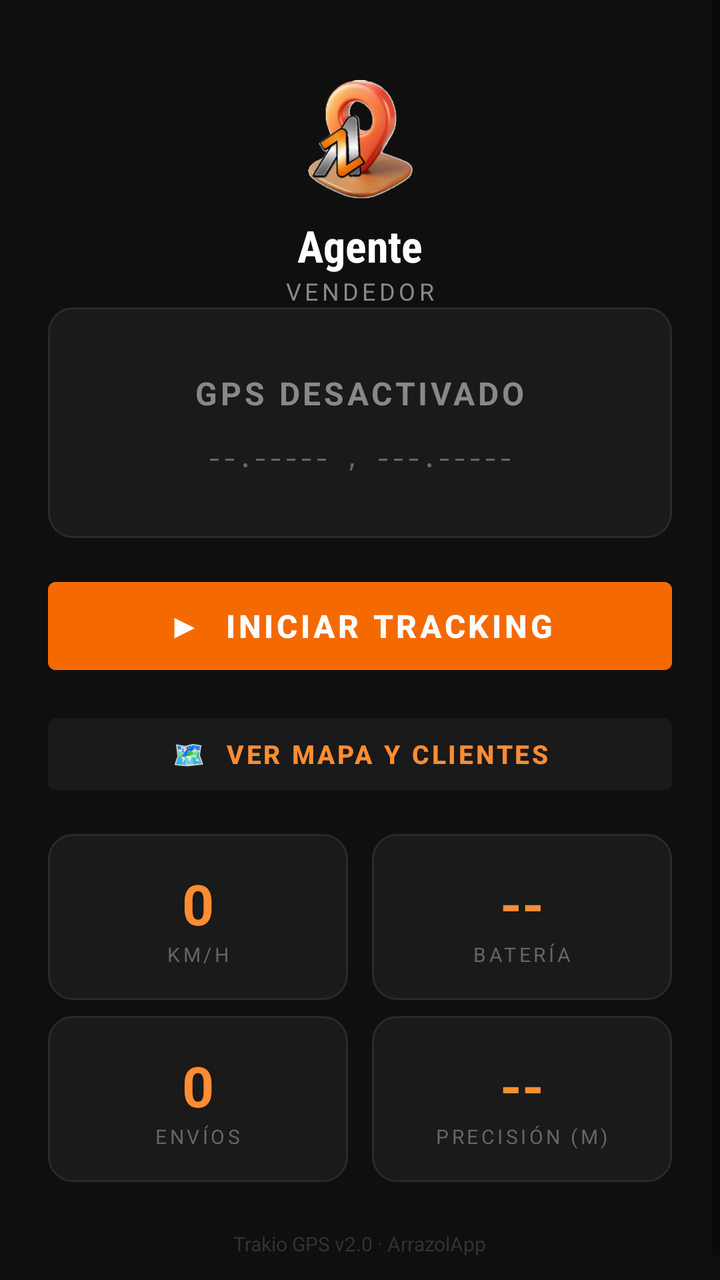
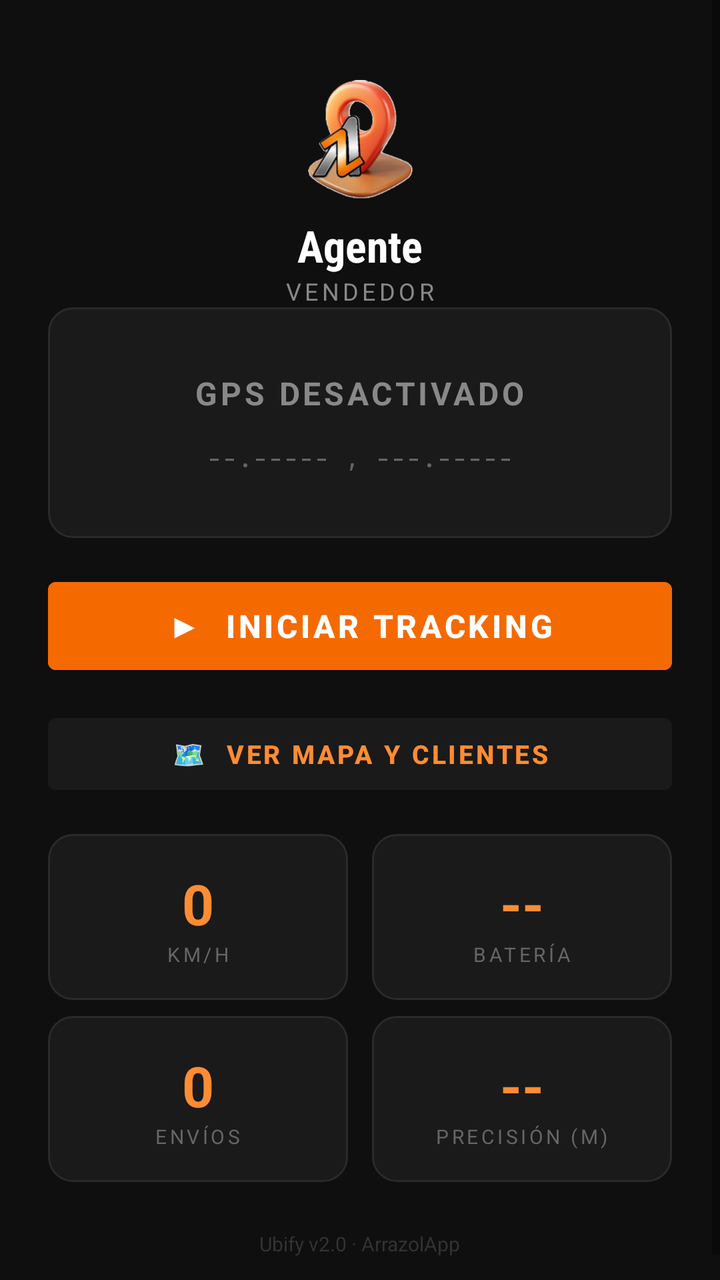

An Android layout rendered at two revisions. The XML below is the earlier revision; the diff shows what the commit changed to produce the second picture.
<!-- AndroidManifest.xml: application theme AppTheme -->
<!-- res/layout/activity_main.xml -->
<?xml version="1.0" encoding="utf-8"?>
<ScrollView xmlns:android="http://schemas.android.com/apk/res/android"
    android:layout_width="match_parent"
    android:layout_height="match_parent"
    android:id="@+id/rootScroll"
    android:background="#0f0f0f"
    android:fillViewport="true">

    <LinearLayout
        android:id="@+id/rootLayout"
        android:layout_width="match_parent"
        android:layout_height="wrap_content"
        android:orientation="vertical"
        android:gravity="center_horizontal"
        android:padding="24dp">

        
        <ImageView
            android:layout_width="120dp"
            android:layout_height="60dp"
            android:src="@mipmap/ic_launcher"
            android:layout_marginTop="16dp"
            android:layout_marginBottom="8dp" />

        
        <TextView
            android:id="@+id/tvAgentName"
            android:layout_width="wrap_content"
            android:layout_height="wrap_content"
            android:text="Agente"
            android:textColor="#FFFFFF"
            android:textSize="22sp"
            android:textStyle="bold"
            android:fontFamily="sans-serif-condensed" />

        <TextView
            android:id="@+id/tvAgentRole"
            android:layout_width="wrap_content"
            android:layout_height="wrap_content"
            android:text="VENDEDOR"
            android:textColor="#888888"
            android:textSize="12sp"
            android:letterSpacing="0.15" />

        
        <LinearLayout
            android:id="@+id/liveContainer"
            android:layout_width="wrap_content"
            android:layout_height="wrap_content"
            android:orientation="horizontal"
            android:gravity="center"
            android:background="@drawable/badge_live"
            android:padding="6dp"
            android:paddingStart="14dp"
            android:paddingEnd="14dp"
            android:layout_marginTop="10dp"
            android:layout_marginBottom="20dp"
            android:visibility="gone">

            <View
                android:id="@+id/liveDot"
                android:layout_width="8dp"
                android:layout_height="8dp"
                android:background="@drawable/dot_green"
                android:layout_marginEnd="8dp" />

            <TextView
                android:id="@+id/tvLive"
                android:layout_width="wrap_content"
                android:layout_height="wrap_content"
                android:text="EN VIVO"
                android:textColor="#22c55e"
                android:textSize="12sp"
                android:textStyle="bold"
                android:letterSpacing="0.15"
                android:fontFamily="sans-serif-condensed" />
        </LinearLayout>

        
        <LinearLayout
            android:layout_width="match_parent"
            android:layout_height="wrap_content"
            android:orientation="vertical"
            android:gravity="center"
            android:background="@drawable/card_background"
            android:padding="32dp"
            android:layout_marginBottom="16dp">

            <TextView
                android:id="@+id/tvStatus"
                android:layout_width="wrap_content"
                android:layout_height="wrap_content"
                android:text="GPS DESACTIVADO"
                android:textColor="#888888"
                android:textSize="16sp"
                android:textStyle="bold"
                android:letterSpacing="0.1"
                android:layout_marginBottom="12dp" />

            <TextView
                android:id="@+id/tvCoords"
                android:layout_width="wrap_content"
                android:layout_height="wrap_content"
                android:text="--.----- , ---.-----"
                android:textColor="#666666"
                android:textSize="13sp"
                android:fontFamily="monospace" />
        </LinearLayout>

        
        <LinearLayout
            android:id="@+id/lockMessage"
            android:layout_width="match_parent"
            android:layout_height="wrap_content"
            android:orientation="horizontal"
            android:gravity="center"
            android:background="@drawable/badge_lock"
            android:padding="12dp"
            android:layout_marginBottom="12dp"
            android:visibility="gone">

            <TextView
                android:layout_width="wrap_content"
                android:layout_height="wrap_content"
                android:text="🔒 Modo supervisado — solo el admin puede detener"
                android:textColor="#aaaaaa"
                android:textSize="12sp"
                android:gravity="center" />
        </LinearLayout>

        
        <Button
            android:id="@+id/btnToggle"
            android:layout_width="match_parent"
            android:layout_height="56dp"
            android:text="▶  INICIAR TRACKING"
            android:textColor="#FFFFFF"
            android:textSize="16sp"
            android:textStyle="bold"
            android:letterSpacing="0.1"
            android:backgroundTint="@color/naranja"
            android:layout_marginBottom="12dp" />

        
        <Button
            android:id="@+id/btnMap"
            android:layout_width="match_parent"
            android:layout_height="48dp"
            android:text="🗺️  VER MAPA Y CLIENTES"
            android:textColor="@color/naranja_claro"
            android:textSize="13sp"
            android:textStyle="bold"
            android:letterSpacing="0.1"
            android:backgroundTint="#1a1a1a"
            android:layout_marginBottom="16dp" />

        
        <LinearLayout
            android:layout_width="match_parent"
            android:layout_height="wrap_content"
            android:orientation="horizontal"
            android:layout_marginBottom="8dp">

            <LinearLayout
                android:layout_width="0dp"
                android:layout_height="wrap_content"
                android:layout_weight="1"
                android:orientation="vertical"
                android:gravity="center"
                android:background="@drawable/card_background"
                android:padding="16dp"
                android:layout_marginEnd="6dp">
                <TextView android:id="@+id/tvSpeed" android:layout_width="wrap_content" android:layout_height="wrap_content"
                    android:text="0" android:textColor="@color/naranja_claro" android:textSize="28sp" android:textStyle="bold" />
                <TextView android:layout_width="wrap_content" android:layout_height="wrap_content"
                    android:text="KM/H" android:textColor="#666" android:textSize="10sp" android:letterSpacing="0.15" />
            </LinearLayout>

            <LinearLayout
                android:layout_width="0dp"
                android:layout_height="wrap_content"
                android:layout_weight="1"
                android:orientation="vertical"
                android:gravity="center"
                android:background="@drawable/card_background"
                android:padding="16dp"
                android:layout_marginStart="6dp">
                <TextView android:id="@+id/tvBattery" android:layout_width="wrap_content" android:layout_height="wrap_content"
                    android:text="--" android:textColor="@color/naranja_claro" android:textSize="28sp" android:textStyle="bold" />
                <TextView android:layout_width="wrap_content" android:layout_height="wrap_content"
                    android:text="BATERÍA" android:textColor="#666" android:textSize="10sp" android:letterSpacing="0.15" />
            </LinearLayout>
        </LinearLayout>

        <LinearLayout
            android:layout_width="match_parent"
            android:layout_height="wrap_content"
            android:orientation="horizontal"
            android:layout_marginBottom="16dp">

            <LinearLayout
                android:layout_width="0dp"
                android:layout_height="wrap_content"
                android:layout_weight="1"
                android:orientation="vertical"
                android:gravity="center"
                android:background="@drawable/card_background"
                android:padding="16dp"
                android:layout_marginEnd="6dp">
                <TextView android:id="@+id/tvUpdates" android:layout_width="wrap_content" android:layout_height="wrap_content"
                    android:text="0" android:textColor="@color/naranja_claro" android:textSize="28sp" android:textStyle="bold" />
                <TextView android:layout_width="wrap_content" android:layout_height="wrap_content"
                    android:text="ENVÍOS" android:textColor="#666" android:textSize="10sp" android:letterSpacing="0.15" />
            </LinearLayout>

            <LinearLayout
                android:layout_width="0dp"
                android:layout_height="wrap_content"
                android:layout_weight="1"
                android:orientation="vertical"
                android:gravity="center"
                android:background="@drawable/card_background"
                android:padding="16dp"
                android:layout_marginStart="6dp">
                <TextView android:id="@+id/tvAccuracy" android:layout_width="wrap_content" android:layout_height="wrap_content"
                    android:text="--" android:textColor="@color/naranja_claro" android:textSize="28sp" android:textStyle="bold" />
                <TextView android:layout_width="wrap_content" android:layout_height="wrap_content"
                    android:text="PRECISIÓN (M)" android:textColor="#666" android:textSize="10sp" android:letterSpacing="0.15" />
            </LinearLayout>
        </LinearLayout>

        <TextView
            android:layout_width="wrap_content"
            android:layout_height="wrap_content"
            android:text="Trakio GPS v2.0 · ArrazolApp"
            android:textColor="#333333"
            android:textSize="10sp"
            android:layout_marginTop="8dp" />

    </LinearLayout>
</ScrollView>
<!-- resources referenced by this layout -->
<resources>
  <color name="naranja">#F56A00</color>
  <color name="naranja_claro">#FF8C33</color>
  <!-- drawable badge_live (drawable) -->
  <?xml version="1.0" encoding="utf-8"?>
  <shape xmlns:android="http://schemas.android.com/apk/res/android"
      android:shape="rectangle">
      <solid android:color="#1a22c55e" />
      <corners android:radius="20dp" />
      <stroke android:width="1dp" android:color="#3322c55e" />
  </shape>
  <!-- drawable badge_lock (drawable) -->
  <?xml version="1.0" encoding="utf-8"?>
  <shape xmlns:android="http://schemas.android.com/apk/res/android"
      android:shape="rectangle">
      <solid android:color="#1a555555" />
      <corners android:radius="8dp" />
      <stroke android:width="1dp" android:color="#33555555" />
  </shape>
  <!-- drawable card_background (drawable) -->
  <?xml version="1.0" encoding="utf-8"?>
  <shape xmlns:android="http://schemas.android.com/apk/res/android"
      android:shape="rectangle">
      <solid android:color="#1A1A1A" />
      <corners android:radius="12dp" />
      <stroke android:width="1dp" android:color="#2A2A2A" />
  </shape>
  <!-- drawable dot_green (drawable) -->
  <?xml version="1.0" encoding="utf-8"?>
  <shape xmlns:android="http://schemas.android.com/apk/res/android"
      android:shape="oval">
      <solid android:color="#22c55e" />
      <size android:width="8dp" android:height="8dp" />
  </shape>
  <!-- mipmap ic_launcher: png bitmap (mipmap-hdpi, 9310 bytes) -->
  <style name="AppTheme" parent="Theme.MaterialComponents.DayNight.NoActionBar">
          <item name="colorPrimary">@color/naranja</item>
          <item name="colorPrimaryDark">@color/naranja_oscuro</item>
          <item name="colorAccent">@color/naranja_claro</item>
          <item name="android:statusBarColor">@color/negro</item>
          <item name="android:navigationBarColor">@color/negro</item>
          <item name="android:windowBackground">@color/negro</item>
      </style>
  <color name="naranja_oscuro">#C45500</color>
  <color name="negro">#0F0F0F</color>
</resources>

<!-- the commit's change to res/layout/activity_main.xml (unified diff, before → after) -->
@@ -232,7 +232,7 @@
         <TextView
             android:layout_width="wrap_content"
             android:layout_height="wrap_content"
-            android:text="Trakio GPS v2.0 · ArrazolApp"
+            android:text="Ubify v2.0 · ArrazolApp"
             android:textColor="#333333"
             android:textSize="10sp"
             android:layout_marginTop="8dp" />
